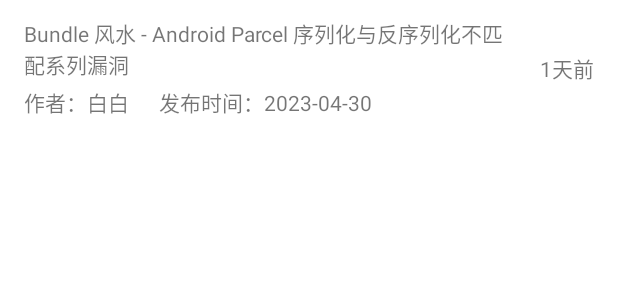
After one commit to looorielovbb/PlayGround, an Android app: the layout item_article.xml on its own in the app's theme, with its tools: preview values and no code run, on a phone screen of 412 x 824 dp. The commit adds this screen. Shown: the top 300 px of the screen. Run offline under Robolectric (Android 15) with nearby library versions, the phone set to English and light mode, and no system bars.

Commit message:
接口代码更新尝试

```diff
--- a/app/build.gradle
+++ b/app/build.gradle
@@ -48,6 +48,9 @@ dependencies {
     implementation 'androidx.appcompat:appcompat:1.6.1'
     implementation 'com.google.android.material:material:1.8.0'
     implementation 'androidx.constraintlayout:constraintlayout:2.1.4'
+    implementation "androidx.fragment:fragment-ktx:1.5.7"
+    implementation "androidx.lifecycle:lifecycle-viewmodel-ktx:2.6.1"
+    implementation "androidx.lifecycle:lifecycle-livedata-ktx:2.6.1"
 
     //data Store
     implementation "androidx.datastore:datastore-preferences:1.0.0"
@@ -58,6 +61,8 @@ dependencies {
     //dagger-hilt
     implementation 'com.google.dagger:hilt-android:2.45'
     kapt 'com.google.dagger:hilt-compiler:2.45'
+
+    implementation "androidx.paging:paging-runtime:3.1.1"
 
     //Room Database
     implementation "androidx.room:room-runtime:2.5.1"
--- a/app/src/main/java/xyz/looorielovbb/playground/pojo/ListResp.kt
+++ b/app/src/main/java/xyz/looorielovbb/playground/pojo/ListResp.kt
@@ -7,5 +7,5 @@ data class ListResp<T>(
     val over: Boolean,
     val pageCount: Int,
     val size: Int,
-    val total: Long,
+    val total: Int,
 )
--- a/app/src/main/java/xyz/looorielovbb/playground/ui/MainActivity.kt
+++ b/app/src/main/java/xyz/looorielovbb/playground/ui/MainActivity.kt
@@ -5,6 +5,7 @@ import androidx.appcompat.app.AppCompatActivity
 import androidx.fragment.app.Fragment
 import androidx.viewpager2.adapter.FragmentStateAdapter
 import androidx.viewpager2.widget.ViewPager2
+import dagger.hilt.android.AndroidEntryPoint
 import xyz.looorielovbb.playground.R
 import xyz.looorielovbb.playground.databinding.ActivityMainBinding
 import xyz.looorielovbb.playground.ext.binding
@@ -12,6 +13,7 @@ import xyz.looorielovbb.playground.ui.favorite.FavFragment
 import xyz.looorielovbb.playground.ui.home.HomeFragment
 import xyz.looorielovbb.playground.ui.user.UserFragment
 
+@AndroidEntryPoint
 class MainActivity : AppCompatActivity() {
 
     private val binding by binding(ActivityMainBinding::inflate)
--- a/app/src/main/java/xyz/looorielovbb/playground/ui/favorite/FavFragment.kt
+++ b/app/src/main/java/xyz/looorielovbb/playground/ui/favorite/FavFragment.kt
@@ -3,11 +3,12 @@ package xyz.looorielovbb.playground.ui.favorite
 import android.os.Bundle
 import android.view.View
 import androidx.fragment.app.Fragment
-import androidx.lifecycle.DefaultLifecycleObserver
+import dagger.hilt.android.AndroidEntryPoint
 import xyz.looorielovbb.playground.R
 import xyz.looorielovbb.playground.databinding.FragmentFavBinding
 import xyz.looorielovbb.playground.ext.binding
 
+@AndroidEntryPoint
 class FavFragment : Fragment(R.layout.fragment_fav) {
 
     private val binding by binding(FragmentFavBinding::bind)
@@ -17,8 +18,5 @@ class FavFragment : Fragment(R.layout.fragment_fav) {
         with(binding) {
 
         }
-        lifecycle.addObserver(object : DefaultLifecycleObserver {
-
-        })
     }
 }
--- a/app/src/main/java/xyz/looorielovbb/playground/ui/user/UserFragment.kt
+++ b/app/src/main/java/xyz/looorielovbb/playground/ui/user/UserFragment.kt
@@ -3,11 +3,12 @@ package xyz.looorielovbb.playground.ui.user
 import android.os.Bundle
 import android.view.View
 import androidx.fragment.app.Fragment
-import androidx.lifecycle.DefaultLifecycleObserver
+import dagger.hilt.android.AndroidEntryPoint
 import xyz.looorielovbb.playground.R
 import xyz.looorielovbb.playground.databinding.FragmentUserBinding
 import xyz.looorielovbb.playground.ext.binding
 
+@AndroidEntryPoint
 class UserFragment : Fragment(R.layout.fragment_user) {
 
     private val binding by binding(FragmentUserBinding::bind)
@@ -17,8 +18,5 @@ class UserFragment : Fragment(R.layout.fragment_user) {
         with(binding) {
 
         }
-        lifecycle.addObserver(object : DefaultLifecycleObserver {
-
-        })
     }
 }
--- /dev/null
+++ b/app/src/main/res/drawable/bg.xml
@@ -0,0 +1,8 @@
+<?xml version="1.0" encoding="utf-8"?>
+<shape xmlns:android="http://schemas.android.com/apk/res/android">
+    <corners android:radius="5dp" />
+    <solid android:color="#FFFFFF" />
+    <stroke
+        android:color="#606060"
+        android:dashWidth="2dp" />
+</shape>
--- /dev/null
+++ b/app/src/main/res/layout/item_article.xml
@@ -0,0 +1,47 @@
+<?xml version="1.0" encoding="utf-8"?>
+<androidx.constraintlayout.widget.ConstraintLayout xmlns:android="http://schemas.android.com/apk/res/android"
+    xmlns:app="http://schemas.android.com/apk/res-auto"
+    xmlns:tools="http://schemas.android.com/tools"
+    android:layout_width="match_parent"
+    android:layout_height="wrap_content"
+    android:background="@drawable/bg"
+    android:paddingHorizontal="16dp"
+    android:paddingVertical="12dp">
+
+    <TextView
+        android:id="@+id/title"
+        android:layout_width="320dp"
+        android:layout_height="wrap_content"
+        app:layout_constraintStart_toStartOf="parent"
+        app:layout_constraintTop_toTopOf="parent"
+        tools:text="Bundle 风水 - Android Parcel 序列化与反序列化不匹配系列漏洞" />
+
+    <TextView
+        android:id="@+id/date"
+        android:layout_width="wrap_content"
+        android:layout_height="wrap_content"
+        app:layout_constraintBottom_toBottomOf="parent"
+        app:layout_constraintEnd_toEndOf="parent"
+        app:layout_constraintTop_toTopOf="parent"
+        tools:text="1天前" />
+
+    <TextView
+        android:id="@+id/author"
+        android:layout_width="wrap_content"
+        android:layout_height="wrap_content"
+        android:layout_marginTop="4dp"
+        app:layout_constraintStart_toStartOf="parent"
+        app:layout_constraintTop_toBottomOf="@id/title"
+        tools:text="作者：白白" />
+
+    <TextView
+        android:id="@+id/publishAt"
+        android:layout_width="wrap_content"
+        android:layout_height="wrap_content"
+        android:layout_marginStart="20dp"
+        app:layout_constraintBottom_toBottomOf="@id/author"
+        app:layout_constraintStart_toEndOf="@id/author"
+        tools:text="发布时间：2023-04-30" />
+
+
+</androidx.constraintlayout.widget.ConstraintLayout>
--- a/app/src/main/res/values/strings.xml
+++ b/app/src/main/res/values/strings.xml
@@ -3,4 +3,5 @@
     <string name="home">首页</string>
     <string name="favorite">收藏</string>
     <string name="user">我的</string>
+    <string name="kodaDuck">可达鸭</string>
 </resources>
```
Also changed, not shown: app/src/main/java/xyz/looorielovbb/playground/data/remote/ArticlesPagingSource.kt (added, +37 -0 lines), app/src/main/java/xyz/looorielovbb/playground/data/remote/UserRepository.kt (deleted, +0 -14 lines), app/src/main/java/xyz/looorielovbb/playground/data/remote/WanApi.kt (added, +22 -0 lines), app/src/main/java/xyz/looorielovbb/playground/data/remote/WanRepository.kt (added, +24 -0 lines), app/src/main/java/xyz/looorielovbb/playground/di/NetWorkModule.kt (+8 -3 lines), app/src/main/java/xyz/looorielovbb/playground/network/Api.kt (deleted, +0 -14 lines), app/src/main/java/xyz/looorielovbb/playground/ui/home/HomeAdapter.kt (added, +53 -0 lines), app/src/main/java/xyz/looorielovbb/playground/ui/home/HomeFragment.kt (+12 -5 lines), app/src/main/java/xyz/looorielovbb/playground/ui/home/HomeViewModel.kt (+25 -1 lines), app/src/main/res/layout/fragment_home.xml (+19 -8 lines), app/src/main/res/mipmap-xxxhdpi/duck.jpg (added).
